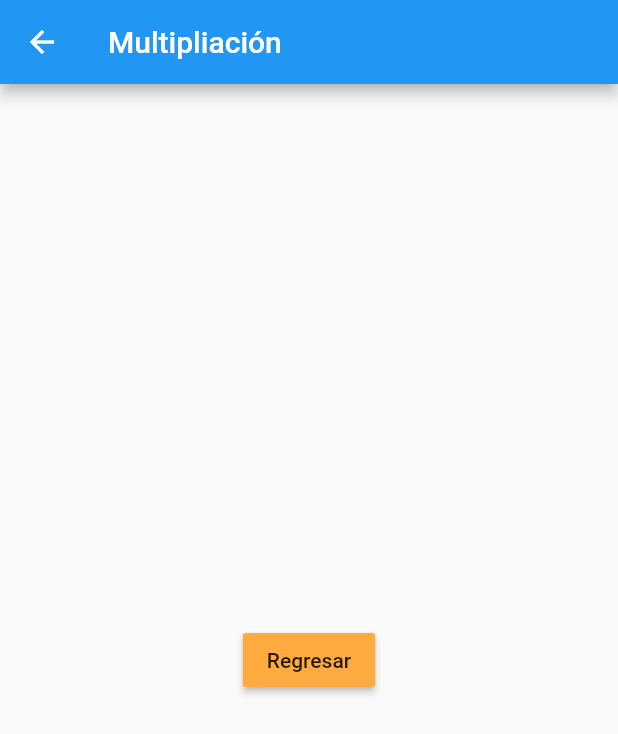
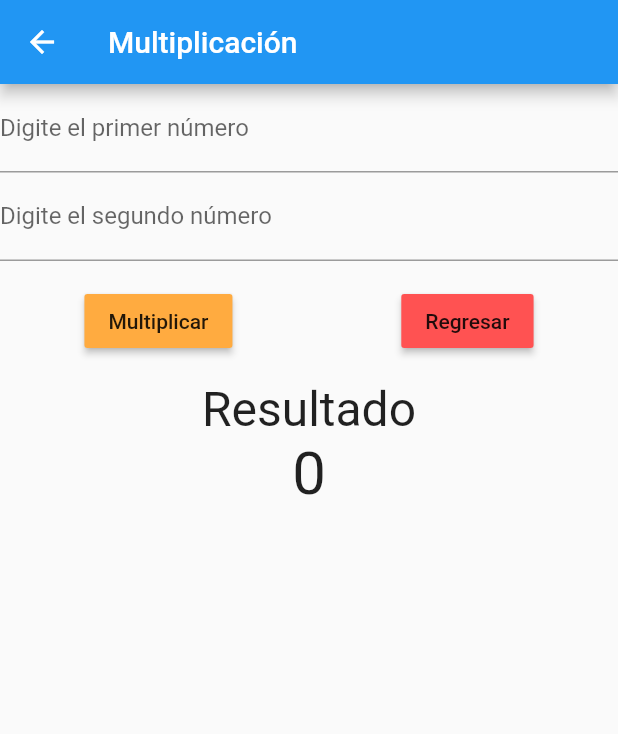
Before and after one commit to bihsu/operaciones, a Flutter app: the Multiplicacion screen opened directly, on a phone screen of 412 x 824 dp. Shown: the top 734 px of the screen. Run offline on Flutter 3.47's test engine with Material 2 defaults, Android fonts, the phone set to English and light mode, and no system bars.

Commit message:
operaciones completadas

```diff
--- a/lib/screens/multiplicacion.dart
+++ b/lib/screens/multiplicacion.dart
@@ -1,3 +1,5 @@
+// ignore_for_file: unused_field
+
 import 'package:flutter/material.dart';
 
 class Multiplicacion extends StatelessWidget {
@@ -6,16 +8,100 @@ class Multiplicacion extends StatelessWidget {
   @override
   Widget build(BuildContext context) {
     // TODO: implement build
+    const appTitulo = "Multiplicación";
+
     return Scaffold(
       appBar: AppBar(
-        title: const Text('Multipliación'),
+        title: const Text(appTitulo),
       ),
-      body: Center(
-        child: MaterialButton(
-          child: const Text('Regresar'),
-          color: Colors.orangeAccent,
-          onPressed: () => Navigator.pop(context),
-        ),
+      body: const FormularioMultiplicacion(),
+    );
+  }
+}
+
+class FormularioMultiplicacion extends StatefulWidget {
+  const FormularioMultiplicacion({Key? key}) : super(key: key);
+
+  @override
+  FormularioMultiplicacionState createState() =>
+      FormularioMultiplicacionState();
+}
+
+class FormularioMultiplicacionState extends State<FormularioMultiplicacion> {
+  final _formMultiplicacionKey = GlobalKey<FormState>();
+
+  final _numeroUnoController = TextEditingController();
+  final _numeroDosController = TextEditingController();
+
+  int _resultado = 0;
+  int _uno = 0, _dos = 0;
+
+  @override
+  Widget build(BuildContext context) {
+    // TODO: implement build
+    return Form(
+      key: _formMultiplicacionKey,
+      child: Column(
+        children: <Widget>[
+          TextFormField(
+            keyboardType: TextInputType.number,
+            controller: _numeroUnoController,
+            decoration:
+                const InputDecoration(labelText: 'Digite el primer número'),
+            validator: (value) {
+              if (value!.isEmpty) {
+                return 'Ingrese un valor';
+              }
+            },
+          ),
+          TextFormField(
+            keyboardType: TextInputType.number,
+            controller: _numeroDosController,
+            decoration:
+                const InputDecoration(labelText: 'Digite el segundo número'),
+            validator: (value) {
+              if (value!.isEmpty) {
+                return 'Ingrese un valor';
+              }
+            },
+          ),
+          Padding(
+            padding: const EdgeInsets.symmetric(vertical: 16.0),
+            child: Row(
+              mainAxisAlignment: MainAxisAlignment.spaceAround,
+              children: <Widget>[
+                MaterialButton(
+                  child: const Text('Multiplicar'),
+                  color: Colors.orangeAccent,
+                  onPressed: () {
+                    if (_formMultiplicacionKey.currentState!.validate()) {
+                      _uno = int.parse(_numeroUnoController.text);
+                      _dos = int.parse(_numeroDosController.text);
+                    }
+                    setState(() {
+                      _resultado = _uno * _dos;
+                    });
+                  },
+                ),
+                MaterialButton(
+                  child: const Text('Regresar'),
+                  color: Colors.redAccent,
+                  onPressed: () {
+                    Navigator.pop(context);
+                  },
+                ),
+              ],
+            ),
+          ),
+          const Text(
+            'Resultado',
+            style: TextStyle(fontSize: 32.0),
+          ),
+          Text(
+            _resultado.toString(),
+            style: const TextStyle(fontSize: 40.0),
+          ),
+        ],
       ),
     );
   }
```
Also changed, not shown: lib/screens/division.dart (+90 -6 lines), 7 other files.
